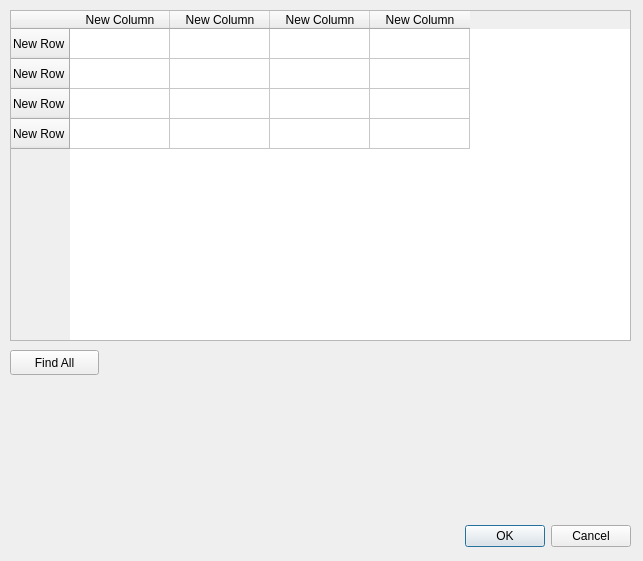
This is FinanceWS/UI/dlg_invoice_all.ui in spidervn/vstock as Qt 5 draws it before an edit. The edited form follows.
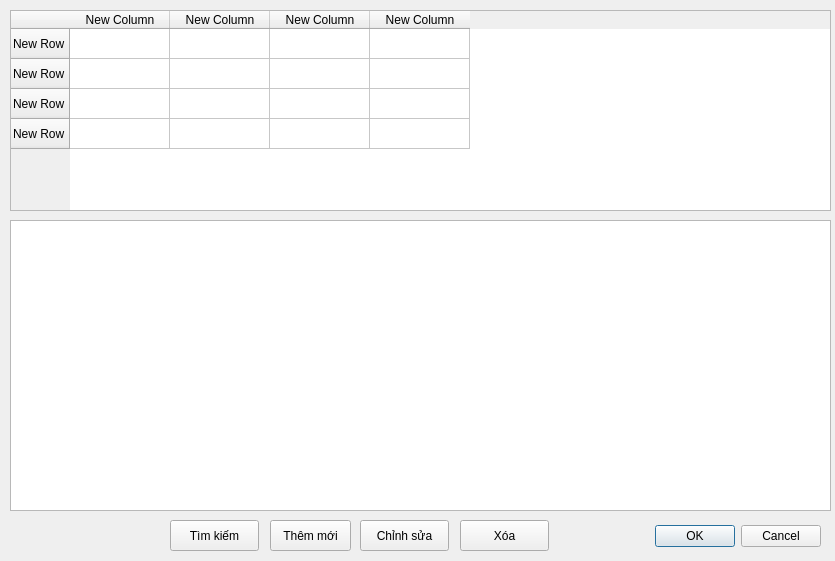
This is the edited form.

```diff
--- a/FinanceWS/UI/dlg_invoice_all.ui
+++ b/FinanceWS/UI/dlg_invoice_all.ui
@@ -6,7 +6,7 @@
    <rect>
     <x>0</x>
     <y>0</y>
-    <width>643</width>
+    <width>835</width>
     <height>561</height>
    </rect>
   </property>
@@ -16,9 +16,9 @@
   <widget class="QDialogButtonBox" name="buttonBox">
    <property name="geometry">
     <rect>
-     <x>290</x>
+     <x>650</x>
      <y>520</y>
-     <width>341</width>
+     <width>171</width>
      <height>32</height>
     </rect>
    </property>
@@ -34,8 +34,8 @@
     <rect>
      <x>10</x>
      <y>10</y>
-     <width>621</width>
-     <height>331</height>
+     <width>821</width>
+     <height>201</height>
     </rect>
    </property>
    <row>
@@ -82,15 +82,64 @@
   <widget class="QPushButton" name="pushButton">
    <property name="geometry">
     <rect>
+     <x>170</x>
+     <y>520</y>
+     <width>89</width>
+     <height>31</height>
+    </rect>
+   </property>
+   <property name="text">
+    <string>Tìm kiếm</string>
+   </property>
+  </widget>
+  <widget class="QPushButton" name="pushButton_2">
+   <property name="geometry">
+    <rect>
+     <x>270</x>
+     <y>520</y>
+     <width>81</width>
+     <height>31</height>
+    </rect>
+   </property>
+   <property name="text">
+    <string>Thêm mới</string>
+   </property>
+  </widget>
+  <widget class="QPushButton" name="pushButton_3">
+   <property name="geometry">
+    <rect>
+     <x>360</x>
+     <y>520</y>
+     <width>89</width>
+     <height>31</height>
+    </rect>
+   </property>
+   <property name="text">
+    <string>Chỉnh sửa</string>
+   </property>
+  </widget>
+  <widget class="QPushButton" name="pushButton_4">
+   <property name="geometry">
+    <rect>
+     <x>460</x>
+     <y>520</y>
+     <width>89</width>
+     <height>31</height>
+    </rect>
+   </property>
+   <property name="text">
+    <string>Xóa</string>
+   </property>
+  </widget>
+  <widget class="QListView" name="listView">
+   <property name="geometry">
+    <rect>
      <x>10</x>
-     <y>350</y>
-     <width>89</width>
-     <height>25</height>
+     <y>220</y>
+     <width>821</width>
+     <height>291</height>
     </rect>
    </property>
-   <property name="text">
-    <string>Find All</string>
-   </property>
   </widget>
  </widget>
  <resources/>
```
